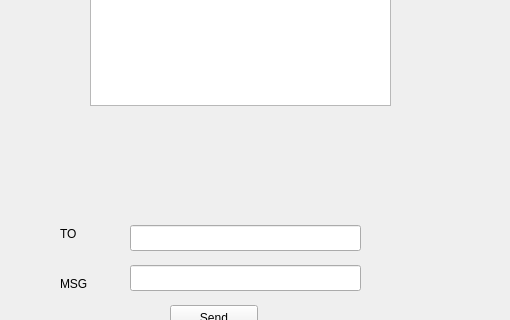
Qt form QT_Prj/qt_gst_26_1_1/ui/widget.ui (LightCute/VideoCall) before a commit; both pictures show x 690 to 1200 and y 155 to 475 of the 1200 by 611 pixel window.
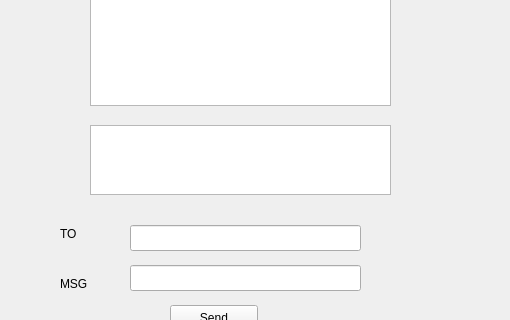
The same form after that commit.

Patch:
```diff
--- a/QT_Prj/qt_gst_26_1_1/ui/widget.ui
+++ b/QT_Prj/qt_gst_26_1_1/ui/widget.ui
@@ -118,6 +118,16 @@
     </rect>
    </property>
   </widget>
+  <widget class="QPlainTextEdit" name="PTE_recv">
+   <property name="geometry">
+    <rect>
+     <x>780</x>
+     <y>280</y>
+     <width>301</width>
+     <height>70</height>
+    </rect>
+   </property>
+  </widget>
  </widget>
  <resources/>
  <connections/>
```
Left out of the diff: 2 changed lines with no effect on the pictures.
